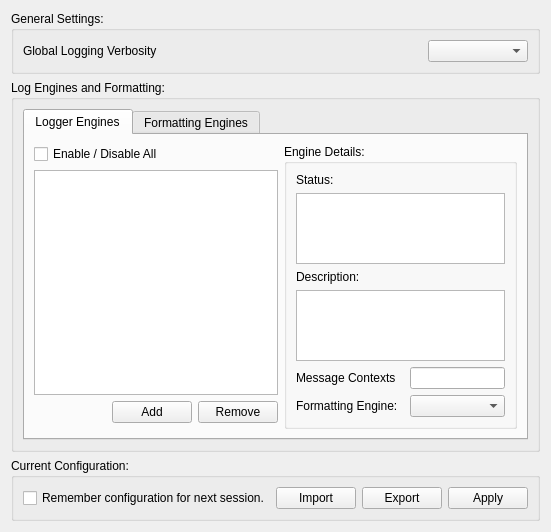
Before: the Qt Designer form src/CoreGui/source/LoggerConfigWidget.ui in JPNaude/Qtilities, drawn with Qt 5.
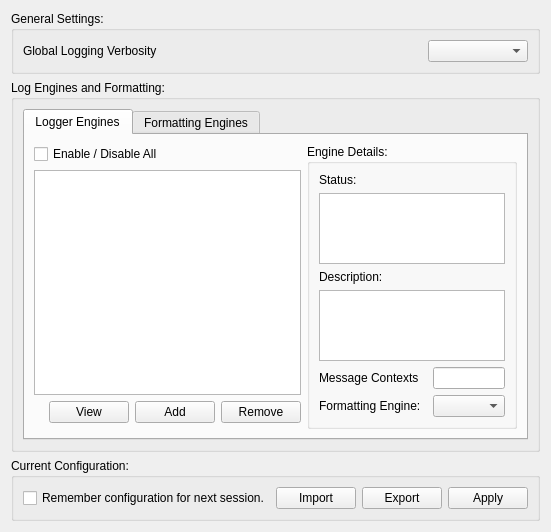
After: the same form once the commit is applied.

Diff of the .ui file:
```diff
--- a/src/CoreGui/source/LoggerConfigWidget.ui
+++ b/src/CoreGui/source/LoggerConfigWidget.ui
@@ -75,7 +75,7 @@
           <string>Logger Engines</string>
          </attribute>
          <layout class="QGridLayout" name="gridLayout_3">
-          <item row="1" column="0" colspan="3">
+          <item row="1" column="0" colspan="4">
            <widget class="QTableView" name="tableViewLoggerEngines">
             <property name="minimumSize">
              <size>
@@ -91,7 +91,7 @@
             </property>
            </widget>
           </item>
-          <item row="0" column="3" rowspan="4" colspan="4">
+          <item row="0" column="4" rowspan="4" colspan="4">
            <widget class="QGroupBox" name="groupBox_2">
             <property name="title">
              <string>Engine Details:</string>
@@ -176,7 +176,7 @@
             </layout>
            </widget>
           </item>
-          <item row="2" column="1">
+          <item row="2" column="2">
            <widget class="QPushButton" name="btnAddLoggerEngine">
             <property name="maximumSize">
              <size>
@@ -189,7 +189,7 @@
             </property>
            </widget>
           </item>
-          <item row="2" column="2">
+          <item row="2" column="3">
            <widget class="QPushButton" name="btnRemoveLoggerEngine">
             <property name="maximumSize">
              <size>
@@ -202,7 +202,7 @@
             </property>
            </widget>
           </item>
-          <item row="0" column="0" colspan="2">
+          <item row="0" column="0" colspan="3">
            <widget class="QCheckBox" name="checkBoxToggleAll">
             <property name="text">
              <string>Enable / Disable All</string>
@@ -222,6 +222,13 @@
             </property>
            </spacer>
           </item>
+          <item row="2" column="1">
+           <widget class="QPushButton" name="btnViewLog">
+            <property name="text">
+             <string>View</string>
+            </property>
+           </widget>
+          </item>
          </layout>
         </widget>
         <widget class="QWidget" name="widgetFormattingEngines">
```
